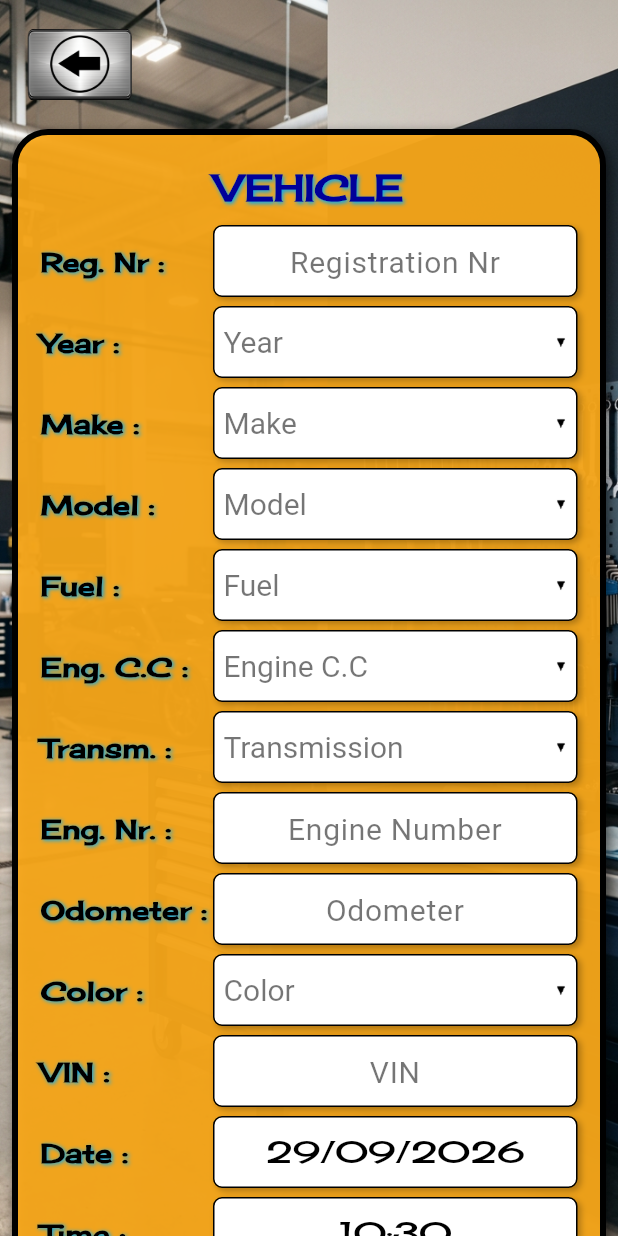
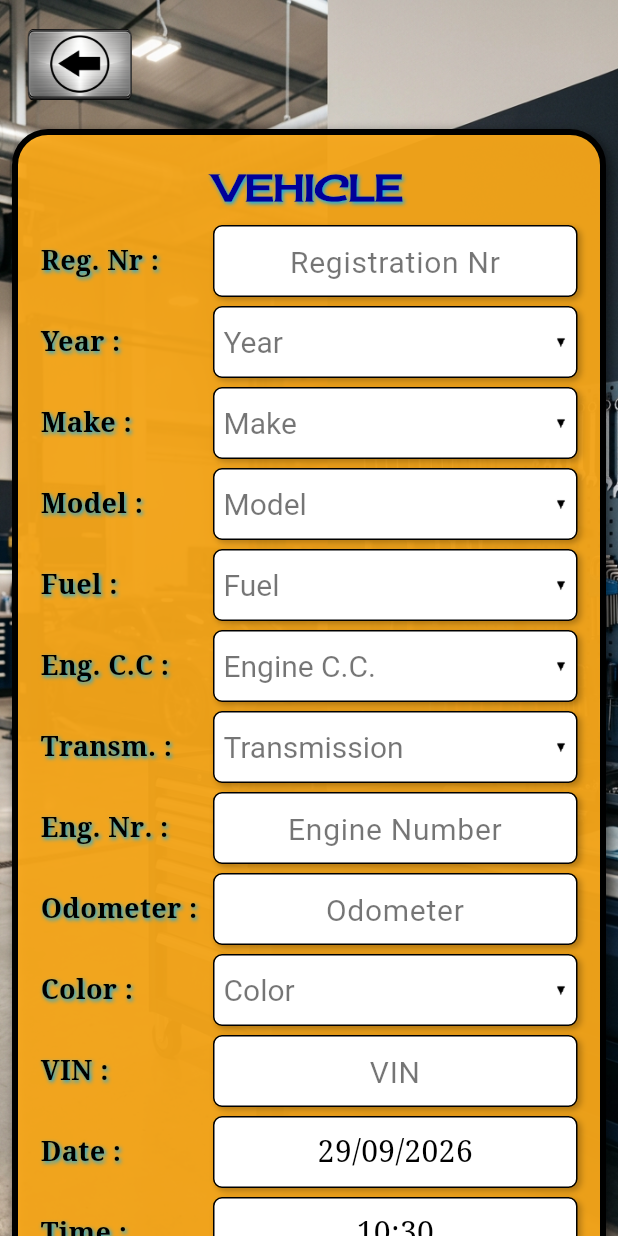
Before and after one commit to robkemazas/pgm, a Flutter app: the screen it shows after launch, after a tap on an icon or button, on a phone screen of 412 x 824 dp. Run offline on Flutter 3.47's test engine with Material 3 defaults, Android fonts, the phone set to English and light mode, and no system bars; our stand-ins replace drift, drift_flutter; accounts and stored records are empty; generated files the repository leaves out were written again.

Commit message:
Revert non-title font, enlarge button gaps, shrink photo buttons
- Keep CherryCreamSoda only on VEHICLE/CUSTOMER section titles; rest back to serif

- Add 16dp gaps between CLEAR/SUBMIT/SERVICE

- Shrink take-picture/pictures buttons from 65 to 45

- Add 16dp gap below vehicle section

Generated with Devin

Co-Authored-By: Devin <158243242+devin-ai-integration[bot]@users.noreply.github.com>

```diff
--- a/lib/main.dart
+++ b/lib/main.dart
@@ -18,12 +18,12 @@ class PgmApp extends StatelessWidget {
         useMaterial3: true,
         textTheme: const TextTheme(
           bodyMedium: TextStyle(
-            fontFamily: 'CherryCreamSoda',
-            fontFamilyFallback: ['serif'],
+            fontFamily: 'serif',
+            fontFamilyFallback: ['Georgia', 'Times New Roman'],
           ),
           titleMedium: TextStyle(
-            fontFamily: 'CherryCreamSoda',
-            fontFamilyFallback: ['serif'],
+            fontFamily: 'serif',
+            fontFamilyFallback: ['Georgia', 'Times New Roman'],
           ),
         ),
       ),
--- a/lib/screens/new_appointment_screen.dart
+++ b/lib/screens/new_appointment_screen.dart
@@ -316,6 +316,7 @@ class _NewAppointmentScreenState extends State<NewAppointmentScreen> {
                       _buildTopBar(),
                       const SizedBox(height: 8),
                       _buildVehicleBox(),
+                      const SizedBox(height: 16),
                       _buildPhotoButtons(),
                       const SizedBox(height: 12),
                       _buildCustomerBox(),
@@ -402,7 +403,7 @@ class _NewAppointmentScreenState extends State<NewAppointmentScreen> {
           _row('Fuel :', _dropdown(_fuels, _fuel,
               (v) => setState(() => _fuel = v), hint: 'Fuel')),
           _row('Eng. C.C :', _dropdown(_engCapList(), _engCap,
-              (v) => setState(() => _engCap = v), hint: 'Engine C.C')),
+              (v) => setState(() => _engCap = v), hint: 'Engine C.C.')),
           _row('Transm. :', _dropdown(_transmissions, _transmission,
               (v) => setState(() => _transmission = v),
               hint: 'Transmission')),
@@ -437,7 +438,7 @@ class _NewAppointmentScreenState extends State<NewAppointmentScreen> {
                 onTap: onTap,
                 child: Image.asset(
                   asset,
-                  height: 65,
+                  height: 45,
                   fit: BoxFit.fill,
                 ),
               ),
@@ -629,6 +630,7 @@ class _NewAppointmentScreenState extends State<NewAppointmentScreen> {
           height: 70,
           onPressed: _clear,
         ),
+        const SizedBox(width: 16),
         PgmButton(
           label: 'SUBMIT',
           textColor: Colors.green,
@@ -636,6 +638,7 @@ class _NewAppointmentScreenState extends State<NewAppointmentScreen> {
           height: 70,
           onPressed: _submit,
         ),
+        const SizedBox(width: 16),
         PgmButton(
           label: 'SERVICE',
           textColor: const Color(0xFF3D5AFE),
```
